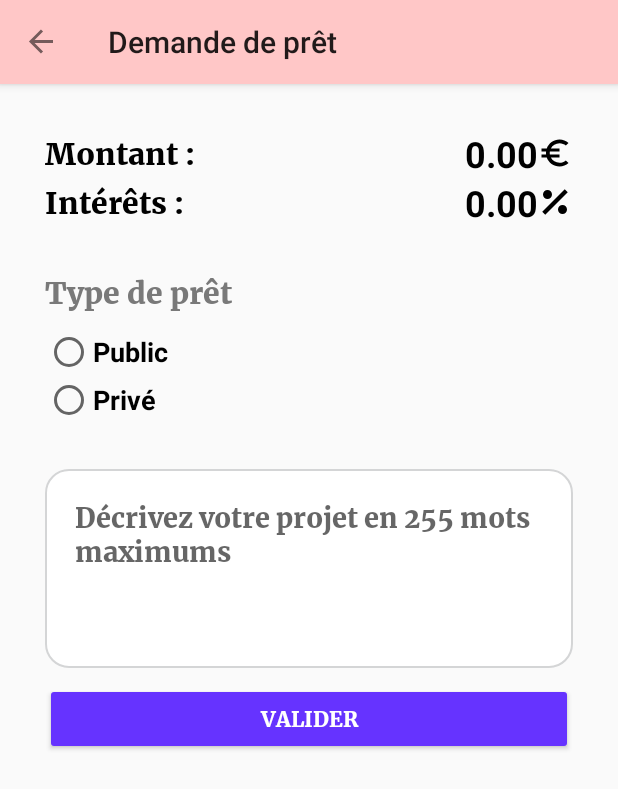
After one commit to TheCreamOfTheCrop/Mobile_Application, an Android app: the AddLoanActivity screen opened directly, with no data from a screen before it, on a phone screen of 412 x 824 dp. The commit adds this screen. Shown: the top 789 px of the screen. Run offline under Robolectric (Android 15) with nearby library versions, the phone set to English and light mode, and no system bars.

Commit message:
work on adding loan layout

```diff
--- a/app/src/main/AndroidManifest.xml
+++ b/app/src/main/AndroidManifest.xml
@@ -39,6 +39,12 @@
         <activity
             android:name=".MainActivity"
             android:screenOrientation="portrait"/>
+
+        <activity
+            android:name=".AddLoanActivity"
+            android:screenOrientation="portrait">
+
+        </activity>
     </application>
 
 </manifest>
--- /dev/null
+++ b/app/src/main/java/ecalle/com/bmybank/AddLoanActivity.kt
@@ -0,0 +1,74 @@
+package ecalle.com.bmybank
+
+import android.os.Bundle
+import android.support.v7.app.AppCompatActivity
+import android.support.v7.widget.Toolbar
+import android.view.View
+import android.widget.Button
+import android.widget.EditText
+import android.widget.ScrollView
+import android.widget.TextView
+import ecalle.com.bmybank.extensions.makeEditTextScrollableInScrollview
+import ecalle.com.bmybank.extensions.textValue
+import org.jetbrains.anko.find
+
+/**
+ * Created by Thomas Ecalle on 02/04/2018.
+ */
+class AddLoanActivity : AppCompatActivity(), ToolbarManager, View.OnClickListener
+{
+
+    override val toolbar by lazy { find<Toolbar>(R.id.toolbar) }
+
+    private lateinit var description: EditText
+    private lateinit var validate: Button
+    private lateinit var errorView: TextView
+    private lateinit var scrollView: ScrollView
+
+    override fun onCreate(savedInstanceState: Bundle?)
+    {
+        super.onCreate(savedInstanceState)
+        setContentView(R.layout.activity_add_loan)
+
+        toolbarTitle = getString(R.string.add_loan_title)
+        enableHomeAsUp { onBackPressed() }
+
+        description = find(R.id.description)
+        errorView = find(R.id.errorView)
+        scrollView = find(R.id.scrollView)
+        validate = find(R.id.validate)
+
+        description.makeEditTextScrollableInScrollview()
+        validate.setOnClickListener(this)
+    }
+
+    override fun onClick(view: View?)
+    {
+        when (view?.id)
+        {
+            validate.id -> checkThenSend()
+        }
+    }
+
+    private fun checkThenSend()
+    {
+        if (descriptionIsNotWellFormat())
+        {
+            showError()
+            return
+        }
+    }
+
+    fun showError(error: String = getString(R.string.not_well_format_description))
+    {
+        errorView.text = error
+        errorView.visibility = View.VISIBLE
+        scrollView.fullScroll(ScrollView.FOCUS_UP)
+    }
+
+
+    private fun descriptionIsNotWellFormat(): Boolean
+    {
+        return description.textValue.length >= 255
+    }
+}
--- a/app/src/main/java/ecalle/com/bmybank/extensions/ViewExtensions.kt
+++ b/app/src/main/java/ecalle/com/bmybank/extensions/ViewExtensions.kt
@@ -1,5 +1,7 @@
 package ecalle.com.bmybank.extensions
 
+import android.text.method.ScrollingMovementMethod
+import android.view.MotionEvent
 import android.view.View
 import android.widget.EditText
 import android.widget.TextView
@@ -26,6 +28,26 @@ fun EditText.hasOnlyLetters(): Boolean
     return textValue.matches(Regex("[A-zÀ-ÿ]+"))
 }
 
+fun EditText.makeEditTextScrollableInScrollview()
+{
+
+    isVerticalScrollBarEnabled = true
+    overScrollMode = View.OVER_SCROLL_ALWAYS
+    scrollBarStyle = View.SCROLLBARS_INSIDE_INSET
+    movementMethod = ScrollingMovementMethod.getInstance()
+
+    setOnTouchListener(
+            { view, motionEvent ->
+                view?.parent?.requestDisallowInterceptTouchEvent(true)
+                if (motionEvent.action and MotionEvent.ACTION_UP != 0 && motionEvent.actionMasked and MotionEvent.ACTION_UP != 0)
+                {
+                    view?.parent?.requestDisallowInterceptTouchEvent(false)
+                }
+                false
+            })
+
+}
+
 fun View.slideExit()
 {
     if (translationY == 0f) animate().translationY(-height.toFloat())
--- a/app/src/main/java/ecalle/com/bmybank/fragments/ProfileModificationFragment.kt
+++ b/app/src/main/java/ecalle/com/bmybank/fragments/ProfileModificationFragment.kt
@@ -3,9 +3,7 @@ package ecalle.com.bmybank.fragments.inscription_steps
 import android.app.Fragment
 import android.os.Bundle
 import android.support.design.widget.FloatingActionButton
-import android.text.method.ScrollingMovementMethod
 import android.view.LayoutInflater
-import android.view.MotionEvent
 import android.view.View
 import android.view.ViewGroup
 import android.widget.EditText
@@ -15,10 +13,7 @@ import ecalle.com.bmybank.Constants
 import ecalle.com.bmybank.R
 import ecalle.com.bmybank.bo.LoginAndRegisterResponse
 import ecalle.com.bmybank.custom_components.BeMyDialog
-import ecalle.com.bmybank.extensions.customAlert
-import ecalle.com.bmybank.extensions.hasOnlyLetters
-import ecalle.com.bmybank.extensions.isEmpty
-import ecalle.com.bmybank.extensions.textValue
+import ecalle.com.bmybank.extensions.*
 import ecalle.com.bmybank.realm.RealmServices
 import ecalle.com.bmybank.realm.bo.User
 import ecalle.com.bmybank.services.BmyBankApi
@@ -76,7 +71,7 @@ class ProfileModificationFragment : Fragment(), View.OnClickListener
         }
 
 
-        makeDescriptionScrollable()
+        description.makeEditTextScrollableInScrollview()
 
         return view
     }
@@ -87,24 +82,6 @@ class ProfileModificationFragment : Fragment(), View.OnClickListener
         lastName.setText(user.lastname)
         email.setText(user.email)
         description.setText(user.description)
-    }
-
-    private fun makeDescriptionScrollable()
-    {
-        description.isVerticalScrollBarEnabled = true
-        description.overScrollMode = View.OVER_SCROLL_ALWAYS
-        description.scrollBarStyle = View.SCROLLBARS_INSIDE_INSET
-        description.movementMethod = ScrollingMovementMethod.getInstance()
-
-        description.setOnTouchListener(
-                { view, motionEvent ->
-                    view?.parent?.requestDisallowInterceptTouchEvent(true)
-                    if (motionEvent.action and MotionEvent.ACTION_UP != 0 && motionEvent.actionMasked and MotionEvent.ACTION_UP != 0)
-                    {
-                        view?.parent?.requestDisallowInterceptTouchEvent(false)
-                    }
-                    false
-                })
     }
 
 
--- a/app/src/main/java/ecalle/com/bmybank/fragments/inscription_steps/UserInformationsStep.kt
+++ b/app/src/main/java/ecalle/com/bmybank/fragments/inscription_steps/UserInformationsStep.kt
@@ -2,9 +2,7 @@ package ecalle.com.bmybank.fragments.inscription_steps
 
 import android.os.Bundle
 import android.support.v4.app.Fragment
-import android.text.method.ScrollingMovementMethod
 import android.view.LayoutInflater
-import android.view.MotionEvent
 import android.view.View
 import android.view.ViewGroup
 import android.widget.EditText
@@ -13,10 +11,7 @@ import android.widget.TextView
 import com.stepstone.stepper.Step
 import com.stepstone.stepper.VerificationError
 import ecalle.com.bmybank.R
-import ecalle.com.bmybank.extensions.hasOnlyLetters
-import ecalle.com.bmybank.extensions.isEmpty
-import ecalle.com.bmybank.extensions.log
-import ecalle.com.bmybank.extensions.textValue
+import ecalle.com.bmybank.extensions.*
 import ecalle.com.bmybank.interfaces.InscriptionListeningActivity
 import ecalle.com.bmybank.realm.bo.User
 import org.jetbrains.anko.find
@@ -51,27 +46,9 @@ class UserInformationsStep : Fragment(), Step
         lastName = view.find(R.id.lastName)
         description = view.find(R.id.description)
 
-        makeDescriptionScrollable()
+        description.makeEditTextScrollableInScrollview()
 
         return view
-    }
-
-    private fun makeDescriptionScrollable()
-    {
-        description.isVerticalScrollBarEnabled = true
-        description.overScrollMode = View.OVER_SCROLL_ALWAYS
-        description.scrollBarStyle = View.SCROLLBARS_INSIDE_INSET
-        description.movementMethod = ScrollingMovementMethod.getInstance()
-
-        description.setOnTouchListener(
-                { view, motionEvent ->
-                    view?.parent?.requestDisallowInterceptTouchEvent(true)
-                    if (motionEvent.action and MotionEvent.ACTION_UP != 0 && motionEvent.actionMasked and MotionEvent.ACTION_UP != 0)
-                    {
-                        view?.parent?.requestDisallowInterceptTouchEvent(false)
-                    }
-                    false
-                })
     }
 
     override fun onSelected()
--- /dev/null
+++ b/app/src/main/res/drawable/ic_euro_symbol.xml
@@ -0,0 +1,9 @@
+<vector xmlns:android="http://schemas.android.com/apk/res/android"
+        android:width="24dp"
+        android:height="24dp"
+        android:viewportWidth="24.0"
+        android:viewportHeight="24.0">
+    <path
+        android:fillColor="#FF000000"
+        android:pathData="M15,18.5c-2.51,0 -4.68,-1.42 -5.76,-3.5H15v-2H8.58c-0.05,-0.33 -0.08,-0.66 -0.08,-1s0.03,-0.67 0.08,-1H15V9H9.24C10.32,6.92 12.5,5.5 15,5.5c1.61,0 3.09,0.59 4.23,1.57L21,5.3C19.41,3.87 17.3,3 15,3c-3.92,0 -7.24,2.51 -8.48,6H3v2h3.06c-0.04,0.33 -0.06,0.66 -0.06,1 0,0.34 0.02,0.67 0.06,1H3v2h3.52c1.24,3.49 4.56,6 8.48,6 2.31,0 4.41,-0.87 6,-2.3l-1.78,-1.77c-1.13,0.98 -2.6,1.57 -4.22,1.57z"/>
+</vector>
--- /dev/null
+++ b/app/src/main/res/drawable/ic_percent.xml
@@ -0,0 +1,11 @@
+<?xml version="1.0" encoding="utf-8"?>
+<vector xmlns:android="http://schemas.android.com/apk/res/android"
+        android:width="24dp"
+        android:height="24dp"
+        android:viewportWidth="24"
+        android:viewportHeight="24">
+
+    <path
+        android:fillColor="#000000"
+        android:pathData="M18.5,3.5L3.5,18.5L5.5,20.5L20.5,5.5M7,4A3,3 0 0,0 4,7A3,3 0 0,0 7,10A3,3 0 0,0 10,7A3,3 0 0,0 7,4M17,14A3,3 0 0,0 14,17A3,3 0 0,0 17,20A3,3 0 0,0 20,17A3,3 0 0,0 17,14Z" />
+</vector>
--- /dev/null
+++ b/app/src/main/res/layout/activity_add_loan.xml
@@ -0,0 +1,176 @@
+<?xml version="1.0" encoding="utf-8"?>
+
+<LinearLayout
+    xmlns:android="http://schemas.android.com/apk/res/android"
+    xmlns:tools="http://schemas.android.com/tools"
+    android:layout_width="match_parent"
+    android:layout_height="match_parent"
+    android:orientation="vertical"
+    >
+
+    <include layout="@layout/toolbar"/>
+
+
+    <LinearLayout
+        android:layout_width="match_parent"
+        android:layout_height="match_parent"
+        android:focusable="false"
+        android:focusableInTouchMode="false"
+        android:orientation="vertical"
+        android:padding="@dimen/generalPadding"
+        >
+
+        <TextView
+            android:id="@+id/errorView"
+            style="@style/ErrorLabel"
+            android:layout_width="match_parent"
+            android:layout_height="wrap_content"
+            android:layout_alignParentTop="true"
+            android:gravity="center"
+            android:padding="@dimen/generalPadding"
+            android:text="@string/not_well_format_description"
+            android:visibility="gone"
+            tools:visibility="visible"
+            />
+
+        <ScrollView
+            android:id="@+id/scrollView"
+            android:layout_width="match_parent"
+            android:layout_height="match_parent"
+            android:layout_below="@+id/errorView"
+
+            android:orientation="vertical"
+            android:scrollbars="none"
+            >
+
+            <LinearLayout
+                android:layout_width="match_parent"
+                android:layout_height="wrap_content"
+                android:orientation="vertical"
+                >
+
+                <LinearLayout
+                    android:layout_width="match_parent"
+                    android:layout_height="wrap_content"
+                    android:gravity="center"
+                    android:orientation="horizontal"
+                    >
+
+                    <TextView
+                        style="@style/BlackTitle"
+                        android:layout_width="wrap_content"
+                        android:layout_height="wrap_content"
+                        android:layout_weight="1"
+                        android:text="@string/amount_label"
+                        />
+
+                    <EditText
+                        android:id="@+id/amount"
+                        android:layout_width="wrap_content"
+                        android:layout_height="wrap_content"
+                        android:background="@android:color/transparent"
+                        android:drawableEnd="@drawable/ic_euro_symbol"
+                        android:drawableRight="@drawable/ic_euro_symbol"
+                        android:gravity="center"
+                        android:hint="@string/amount_placeholder"
+                        android:inputType="numberDecimal"
+                        android:textColorHint="@color/black"
+                        android:textSize="24sp"
+                        android:textStyle="bold"
+                        />
+
+                </LinearLayout>
+
+                <LinearLayout
+                    android:layout_width="match_parent"
+                    android:layout_height="wrap_content"
+                    android:gravity="center"
+                    android:orientation="horizontal"
+                    >
+
+                    <TextView
+                        style="@style/BlackTitle"
+                        android:layout_width="wrap_content"
+                        android:layout_height="wrap_content"
+                        android:layout_weight="1"
+                        android:text="@string/rate_label"
+                        />
+
+                    <EditText
+                        android:id="@+id/rate"
+                        android:layout_width="wrap_content"
+                        android:layout_height="wrap_content"
+                        android:background="@android:color/transparent"
+                        android:drawableEnd="@drawable/ic_percent"
+                        android:drawableRight="@drawable/ic_percent"
+                        android:gravity="center"
+                        android:hint="@string/rate_placeholder"
+                        android:inputType="numberDecimal"
+                        android:textColorHint="@color/black"
+                        android:textSize="24sp"
+                        android:textStyle="bold"
+                        />
+
+                </LinearLayout>
+
+                <TextView
+                    style="@style/GreyLabel"
+                    android:layout_width="wrap_content"
+                    android:layout_height="wrap_content"
+                    android:layout_marginBottom="10dp"
+                    android:layout_marginTop="30dp"
+                    android:text="@string/loan_type_label"
+                    />
+
+                <RadioGroup
+                    android:layout_width="match_parent"
+                    android:layout_height="wrap_content"
+                    android:layout_gravity="center"
+                    android:orientation="vertical"
+                    >
+
+                    <RadioButton
+                        android:id="@+id/radio_pirates"
+                        android:layout_width="wrap_content"
+                        android:layout_height="wrap_content"
+                        android:text="@string/radiobutton_public_loan"
+                        android:textSize="18sp"
+                        android:textStyle="bold"
+                        />
+
+                    <RadioButton
+                        android:id="@+id/radio_ninjas"
+                        android:layout_width="wrap_content"
+                        android:layout_height="wrap_content"
+                        android:text="@string/radiobutton_private_loan"
+                        android:textSize="18sp"
+                        android:textStyle="bold"
+                        />
+                </RadioGroup>
+
+                <EditText
+                    android:id="@+id/description"
+                    style="@style/RoundedMultilineEditText"
+                    android:layout_width="match_parent"
+                    android:layout_height="wrap_content"
+                    android:layout_marginTop="30dp"
+                    android:hint="@string/add_loan_description"
+                    />
+
+                <Button
+                    android:id="@+id/validate"
+                    style="@style/CustomButton"
+                    android:layout_width="match_parent"
+                    android:layout_height="wrap_content"
+                    android:gravity="center"
+                    android:text="@string/validate"
+                    />
+
+            </LinearLayout>
+
+        </ScrollView>
+
+    </LinearLayout>
+
+
+</LinearLayout>
--- a/app/src/main/res/values/strings.xml
+++ b/app/src/main/res/values/strings.xml
@@ -58,4 +58,13 @@
     <string name="bad_password">Mot de passe incorrect</string>
     <string name="user_updating_loading">Prise en compte des changements...</string>
     <string name="impossible_user_update">Modification impossible</string>
+    <string name="add_loan_title">Demande de prêt</string>
+    <string name="add_loan_description">Décrivez votre projet en 255 mots maximums</string>
+    <string name="amount_placeholder">0.00</string>
+    <string name="amount_label">Montant :</string>
+    <string name="rate_label">Intérêts : </string>
+    <string name="rate_placeholder">0.00</string>
+    <string name="radiobutton_public_loan">Public</string>
+    <string name="radiobutton_private_loan">Privé</string>
+    <string name="loan_type_label">Type de prêt</string>
 </resources>
--- a/app/src/main/res/values/styles.xml
+++ b/app/src/main/res/values/styles.xml
@@ -79,6 +79,11 @@
         <item name="android:textSize">20sp</item>
     </style>
 
+    <style name="AmountTitle" parent="NormalText">
+        <item name="android:textColor">@color/black</item>
+        <item name="android:textSize">24sp</item>
+    </style>
+
     <style name="ErrorLabel" parent="NormalText">
         <item name="android:textColor">@color/red</item>
         <item name="android:textSize">15sp</item>
```
